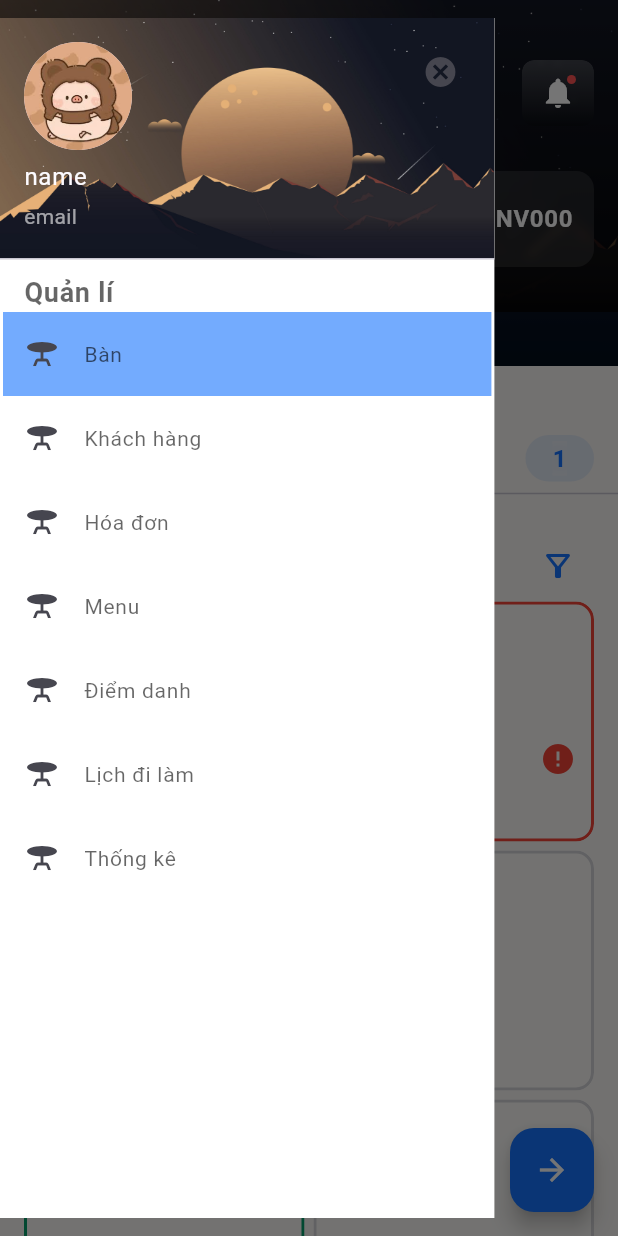
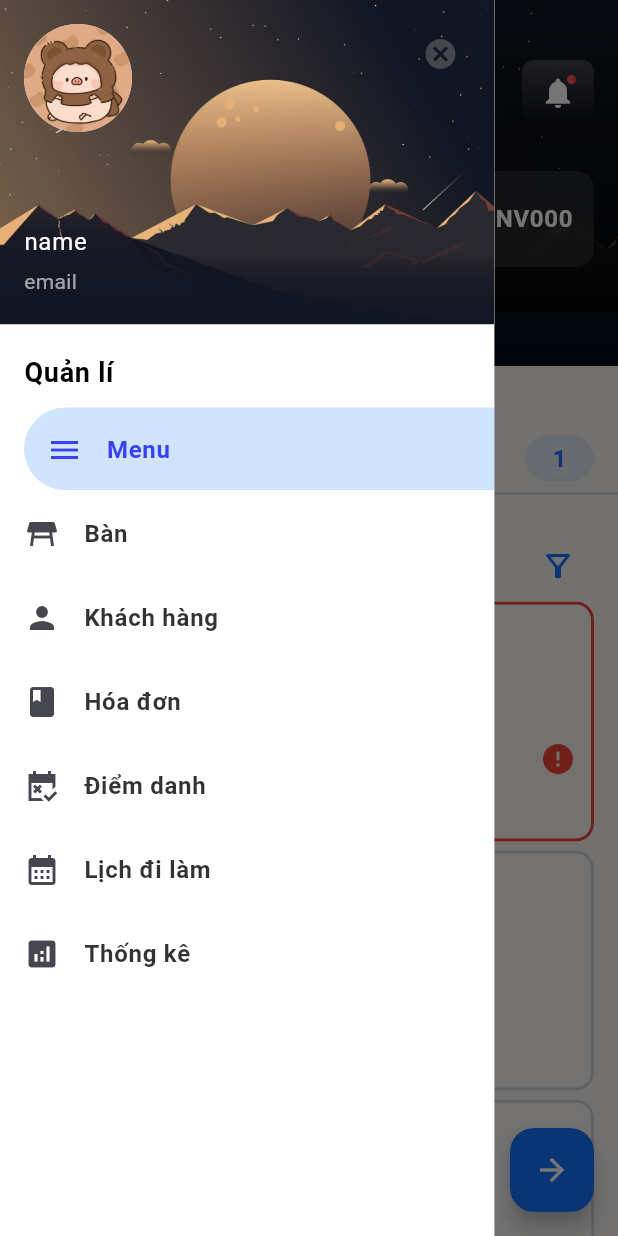
Before and after one commit to ThangStar/AZFood, a Flutter app: the HomeScreen screen opened directly, with the side drawer open, on a phone screen of 412 x 824 dp. Run offline on Flutter 3.47's test engine with Material 2 defaults, Android fonts, the light colour scheme and no system bars; drawn by our look-alikes of flutter_animate; our stand-ins replace bloc, dio, equatable, flutter_bloc, flutter_dotenv, flutter_svg and 2 more; accounts and stored records are empty; project files that could hold a hidden picture were left out.

Commit message:
UI Drawer

```diff
--- a/front_end/lib/ui/widgets/my_button.dart
+++ b/front_end/lib/ui/widgets/my_button.dart
@@ -37,8 +37,8 @@ class MyButton extends StatelessWidget {
               textAlign: TextAlign.center,
               value ?? "Button",
               style: Theme.of(context).textTheme.bodyLarge?.copyWith(
-                  fontWeight: FontWeight.w500,
-                  fontSize: 14,
+                  fontWeight: FontWeight.bold,
+                  fontSize: 16,
                   color: isOutline
                       ? colorScheme(context).scrim
                       : colorScheme(context).onPrimary),
--- a/front_end/lib/ui/widgets/my_drawer.dart
+++ b/front_end/lib/ui/widgets/my_drawer.dart
@@ -5,6 +5,7 @@ import 'package:restaurant_manager_app/ui/theme/color_schemes.dart';
 
 class MyDrawer extends StatefulWidget {
   const MyDrawer({super.key, required this.profile});
+
   final Profile profile;
 
   @override
@@ -22,34 +23,37 @@ class _MyDrawerState extends State<MyDrawer> {
   int posSelected = 0;
 
   final List<ItemDrawer> items = [
-    ItemDrawer(label: "Bàn", icon: Icons.table_bar),
+    ItemDrawer(label: "Menu", icon: Icons.menu,),
+    ItemDrawer(label: "Bàn", icon: Icons.table_restaurant),
     ItemDrawer(label: "Khách hàng", icon: Icons.person),
     ItemDrawer(label: "Hóa đơn", icon: Icons.book),
-    ItemDrawer(label: "Menu", icon: Icons.menu),
     ItemDrawer(label: "Điểm danh", icon: Icons.free_cancellation_sharp),
     ItemDrawer(label: "Lịch đi làm", icon: Icons.calendar_month),
     ItemDrawer(label: "Thống kê", icon: Icons.analytics)
   ];
+
   @override
   Widget build(BuildContext context) {
     double width = MediaQuery.of(context).size.width;
-
     return SizedBox(
       width: width * 0.8,
-      height: 800,
-      child: Expanded(
+      height: double.infinity,
       child: Container(
         color: Colors.white,
-          child: ListView(
-            padding: const EdgeInsets.all(0),
+        child: Column(
           children: [
-              UserAccountsDrawerHeader(
+            Expanded(
+              flex: 3, // Chiếm 0.3 chiều cao
+              child: UserAccountsDrawerHeader(
                 decoration: const BoxDecoration(
                   image: DecorationImage(
                     fit: BoxFit.cover,
-                          image: AssetImage("assets/images/background.jpg"))),
+                    image: AssetImage("assets/images/background.jpg"),
+                  ),
+                ),
                 currentAccountPicture: const CircleAvatar(
-                      backgroundImage: AssetImage("assets/images/avatar.jpg")),
+                  backgroundImage: AssetImage("assets/images/avatar.jpg"),
+                ),
                 otherAccountsPictures: [
                   IconButton(
                     onPressed: () {
@@ -58,20 +62,29 @@ class _MyDrawerState extends State<MyDrawer> {
                     icon: const Icon(Icons.cancel),
                   )
                 ],
-                  accountName:  Text(widget.profile.name),
+                accountName: Text(widget.profile.name),
                 accountEmail: Text(
                   widget.profile.email,
                   style: TextStyle(
-                        color: colorScheme(context).onPrimary.withOpacity(0.6)),
-                  )),
+                    color: colorScheme(context).onPrimary.withOpacity(0.6),
+                  ),
+                ),
+              ),
+            ),
+            Expanded(
+              flex: 8, // Chiếm 0.8 chiều cao
+              child: ListView(
+                padding: const EdgeInsets.all(0),
+                children: [
                   Padding(
-                padding: const EdgeInsets.symmetric(horizontal: 16),
+                    padding: const EdgeInsets.symmetric(horizontal: 16, vertical: 10),
                     child: Text(
                       "Quản lí",
                       style: Theme.of(context).textTheme.titleMedium?.copyWith(
                             fontWeight: FontWeight.bold,
                             fontSize: 18,
-                      color: colorScheme(context).scrim.withOpacity(0.6)),
+                            color: colorScheme(context).scrim,
+                          ),
                     ),
                   ),
                   ...items.asMap().entries.map((e) {
@@ -82,33 +95,51 @@ class _MyDrawerState extends State<MyDrawer> {
                           duration: 200.ms,
                           top: 0,
                           left: 0,
+                          height: 55,
                           width: posSelected == e.key ? width * 0.8 : 0,
-                      height: 200,
                           child: Container(
-                          margin: const EdgeInsets.symmetric(horizontal: 2),
+                            margin: const EdgeInsets.only(left: 16),
                             decoration: BoxDecoration(
-                              color: colorScheme(context)
-                                  .primary
-                                  .withOpacity(0.6))),
+                              color:
+                                  colorScheme(context).primary.withOpacity(0.2),
+                              borderRadius: const BorderRadius.only(
+                                  topLeft: Radius.circular(50),
+                                  bottomLeft: Radius.circular(50)),
                             ),
-                    ListTile(
+                          ),
+                        ),
+                        AnimatedPadding(
+                          duration: const Duration(milliseconds: 200),
+                          padding: EdgeInsets.only(
+                              left: posSelected == e.key ? 15.0 : 0.0),
+                          child: ListTile(
                             onTap: () {
                               setState(() {
                                 posSelected = e.key;
                               });
                             },
-                      leading: const Icon(Icons.table_bar),
+                            leading: Icon(e.value.icon,
+                              color: posSelected == e.key ? colorScheme(context).surfaceTint : null,),
                             title: Text(
                               e.value.label,
-                        style: Theme.of(context).textTheme.labelLarge?.copyWith(
-                            color: colorScheme(context).scrim.withOpacity(0.6)),
+                              style: Theme.of(context)
+                                  .textTheme
+                                  .labelLarge
+                                  ?.copyWith(
+                                color: posSelected == e.key ? colorScheme(context).surfaceTint : null,
+                                    fontWeight: FontWeight.bold,
+                                    fontSize: 16,
                                   ),
-                    )
+                            ),
+                          ),
+                        ),
                       ],
                     );
-              })
+                  }),
                 ],
               ),
+            ),
+          ],
         ),
       ),
     );
--- a/front_end/lib/ui/widgets/my_text_field.dart
+++ b/front_end/lib/ui/widgets/my_text_field.dart
@@ -61,7 +61,7 @@ class _MyTextFieldState extends State<MyTextField> {
               labelStyle: Theme.of(context)
                   .textTheme
                   .titleSmall
-                  ?.copyWith(fontWeight: FontWeight.w400),
+                  ?.copyWith(fontWeight: FontWeight.w400 ),
               isDense: true,
               hintStyle: Theme.of(context).textTheme.bodyMedium?.copyWith(
                   color: colorScheme(context).scrim.withOpacity(0.6)),
```
Also changed, not shown: front_end/lib/ui/screens/auth/auth_screen.dart (+7 -0 lines), front_end/lib/ui/screens/auth/login_screen.dart (+26 -11 lines). Lines whose indentation alone changed are shown as unchanged.
